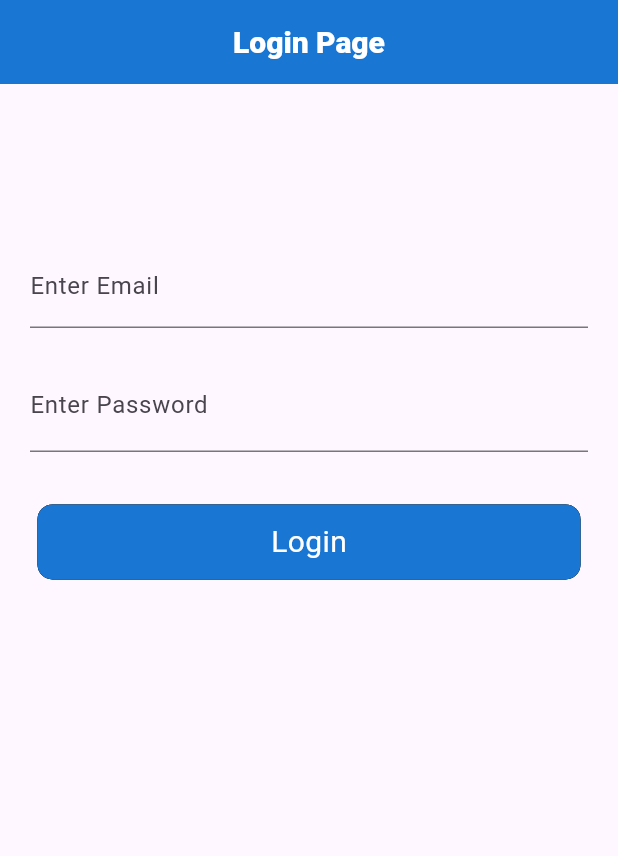
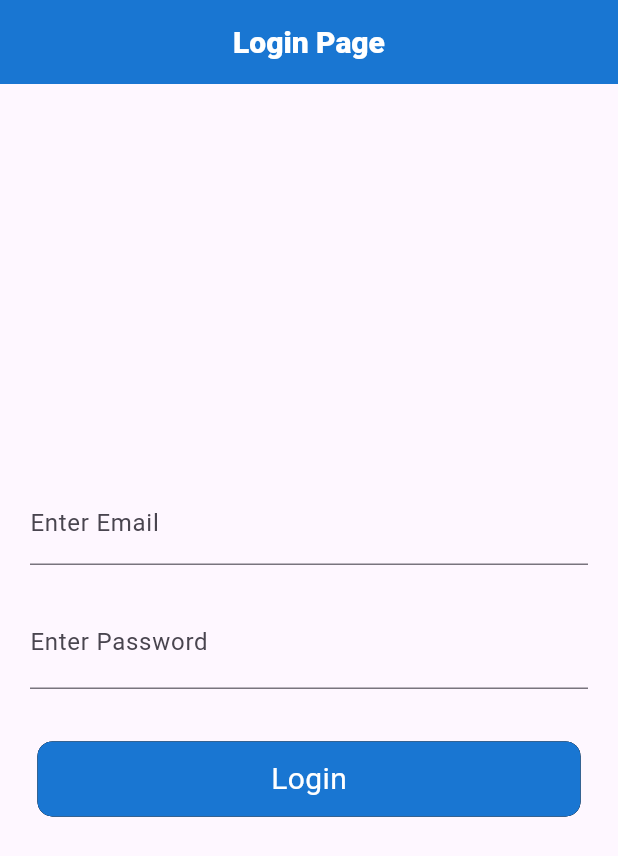
Before and after one commit to DhruvikPrj/Multiple_Provider, a Flutter app: the screen it shows after launch, on a phone screen of 412 x 824 dp. Shown: the top 856 px of the screen. Run offline on Flutter 3.47's test engine with Material 3 defaults, Android fonts, the phone set to English and light mode, and no system bars; our stand-ins replace loading_animation_widget.

Commit message:
fixed height of Container

```diff
--- a/lib/screens/Login_with_Provider/login.dart
+++ b/lib/screens/Login_with_Provider/login.dart
@@ -40,7 +40,7 @@ class _LoginScreenState extends State<LoginScreen> {
         padding: const EdgeInsets.all(20.0),
         child: Container(
           alignment: Alignment.center,
-          height: MediaQuery.of(context).size.height * .50,
+          height: MediaQuery.of(context).size.height,
           child: SingleChildScrollView(
             child: Builder(builder: (context) {
               return Column(
```
